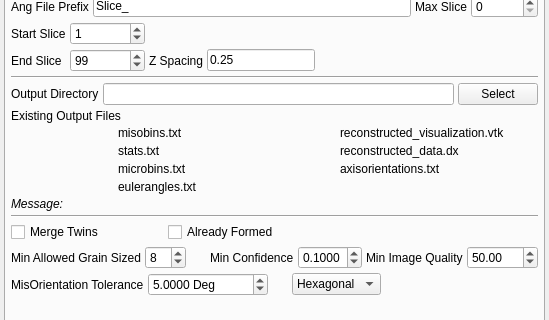
This is Source/AIM/GUI/UI_Files/RepresentationUI.ui in BlueQuartzSoftware/DREAM3D as Qt 5 draws it before an edit; both pictures show x 0 to 549 and y 93 to 413 of the 549 by 572 pixel window. The edited form follows.
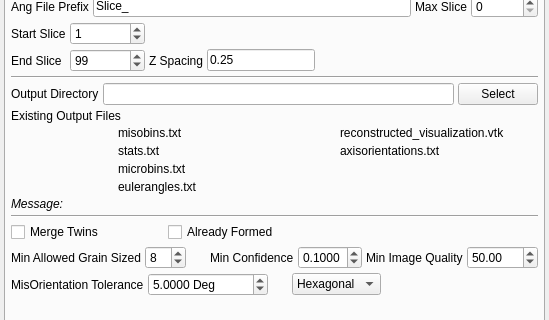
This is the edited form. The open tabs and pages were chosen to show the change. Icons and pictures are not drawn.

The edit to the form file:
```diff
--- a/Source/AIM/GUI/UI_Files/RepresentationUI.ui
+++ b/Source/AIM/GUI/UI_Files/RepresentationUI.ui
@@ -344,23 +344,6 @@
              </widget>
             </item>
             <item row="2" column="0">
-             <widget class="QLabel" name="rec_ReconstructedDxFileIcon">
-              <property name="text">
-               <string/>
-              </property>
-              <property name="pixmap">
-               <pixmap resource="../../../../Resources/icons/images/Icons.qrc">:/Delete-16x16.png</pixmap>
-              </property>
-             </widget>
-            </item>
-            <item row="2" column="1">
-             <widget class="QLabel" name="rec_ReconstructedDxFile">
-              <property name="text">
-               <string>reconstructed_data.dx</string>
-              </property>
-             </widget>
-            </item>
-            <item row="3" column="0">
              <widget class="QLabel" name="rec_AxisOrientationsFileIcon">
               <property name="text">
                <string/>
@@ -370,7 +353,7 @@
               </property>
              </widget>
             </item>
-            <item row="3" column="1">
+            <item row="2" column="1">
              <widget class="QLabel" name="rec_AxisOrientationsFile">
               <property name="text">
                <string>axisorientations.txt</string>
```
Left out of the diff: 35 changed lines with no effect on the pictures.
